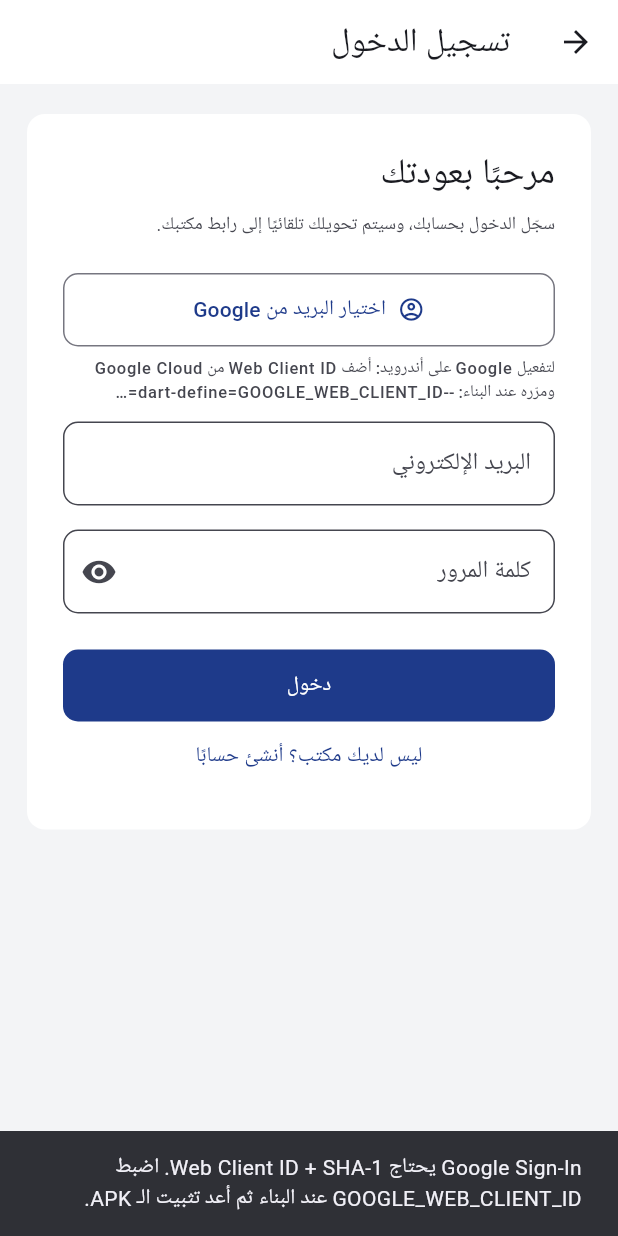
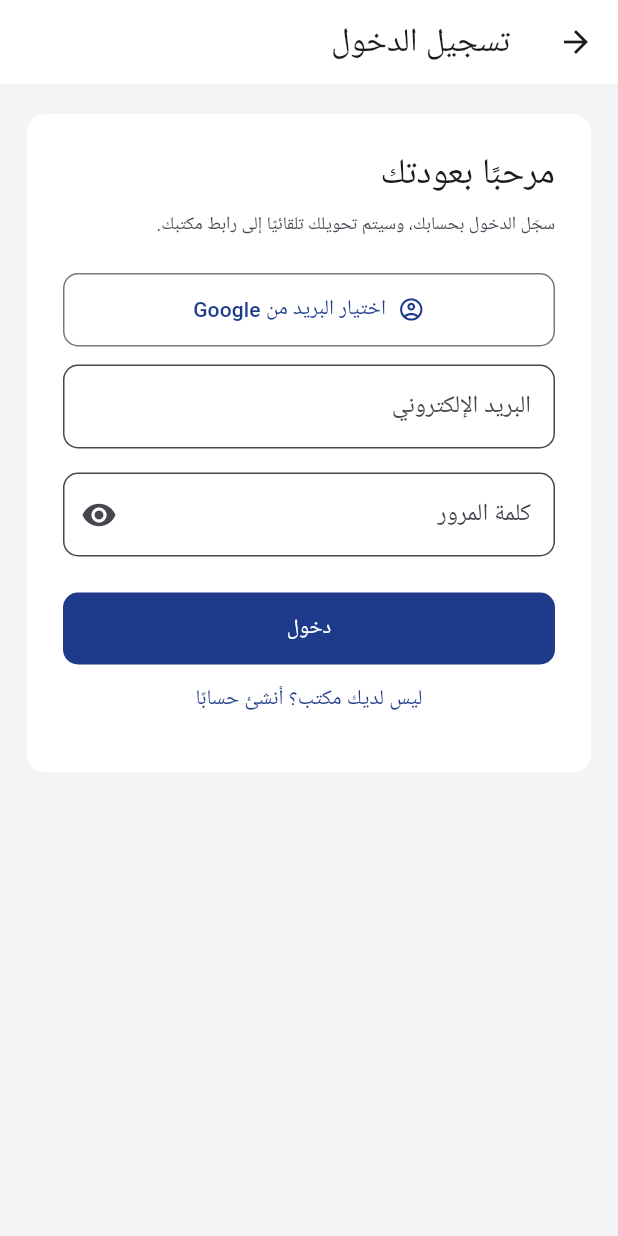
Before and after one commit to Abanobk/-lawyer, a Flutter app: the LoginPage screen opened by its route, after a tap on "اختيار البريد من Google", on a phone screen of 412 x 824 dp. Run offline on Flutter 3.47's test engine with Material 3 defaults, Android fonts, the phone set to English and light mode, and no system bars; our stand-ins replace file_picker, go_router, google_sign_in, shared_preferences, web; missing offline and left inert: dart:js_interop; accounts and stored records are empty.

Commit message:
simplify(android): keep constant applicationId; use google-services for sign-in
Made-with: Cursor

```diff
--- a/app/lib/core/config/tenant_build_config.dart
+++ b/app/lib/core/config/tenant_build_config.dart
@@ -8,9 +8,5 @@ class TenantBuildConfig {
   /// رمز المكتب كما في الرابط `/o/<code>/...` — يُعرض في العنوان ويمكن استخدامه لاحقاً في مسارات الدخول.
   static const String officeCode = String.fromEnvironment('OFFICE_CODE', defaultValue: '');
 
-  /// Web OAuth client id من Google Cloud (النوع Web application) — مطلوب لعمل `google_sign_in` على أندرويد بشكل موثوق.
-  /// مرّره عند البناء: `--dart-define=GOOGLE_WEB_CLIENT_ID=xxxx.apps.googleusercontent.com`
-  static const String googleWebClientId = String.fromEnvironment('GOOGLE_WEB_CLIENT_ID', defaultValue: '');
-
   static bool get isTenantApk => officeCode.trim().isNotEmpty;
 }
--- a/app/lib/features/auth/login_page.dart
+++ b/app/lib/features/auth/login_page.dart
@@ -27,12 +27,9 @@ class _LoginPageState extends State<LoginPage> {
   bool _loading = false;
   bool _showPass = false;
   bool _prefilled = false;
-  late final GoogleSignIn _google = GoogleSignIn(
-    scopes: const ['email'],
-    serverClientId: TenantBuildConfig.googleWebClientId.trim().isEmpty
-        ? null
-        : TenantBuildConfig.googleWebClientId.trim(),
-  );
+  // على Android/iOS: يعتمد على google-services.json (لا نحتاج serverClientId).
+  // على الويب: google_sign_in_web يتعامل مع إعدادات الويب.
+  late final GoogleSignIn _google = GoogleSignIn(scopes: const ['email']);
 
   @override
   void initState() {
@@ -126,18 +123,6 @@ class _LoginPageState extends State<LoginPage> {
 
   Future<void> _pickGoogleEmail() async {
     if (_loading) return;
-    if (!kIsWeb && TenantBuildConfig.googleWebClientId.trim().isEmpty) {
-      if (!mounted) return;
-      ScaffoldMessenger.of(context).showSnackBar(
-        const SnackBar(
-          content: Text(
-            'Google Sign-In يحتاج Web Client ID + SHA-1. '
-            'اضبط GOOGLE_WEB_CLIENT_ID عند البناء ثم أعد تثبيت الـ APK.',
-          ),
-        ),
-      );
-      return;
-    }
     try {
       final account = await _google.signIn();
       if (account == null) return;
@@ -202,15 +187,6 @@ class _LoginPageState extends State<LoginPage> {
                       icon: const Icon(Icons.account_circle_outlined),
                       label: const Text('اختيار البريد من Google'),
                     ),
-                    if (!kIsWeb && TenantBuildConfig.googleWebClientId.trim().isEmpty) ...[
-                      const SizedBox(height: 6),
-                      Text(
-                        'لتفعيل Google على أندرويد: أضف Web Client ID من Google Cloud ومرّره عند البناء: --dart-define=GOOGLE_WEB_CLIENT_ID=…',
-                        style: Theme.of(context).textTheme.labelSmall?.copyWith(
-                              color: Theme.of(context).colorScheme.onSurfaceVariant,
-                            ),
-                      ),
-                    ],
                     const SizedBox(height: 12),
                     TextField(
                       controller: _email,
```
Also changed, not shown: 1 other file.
